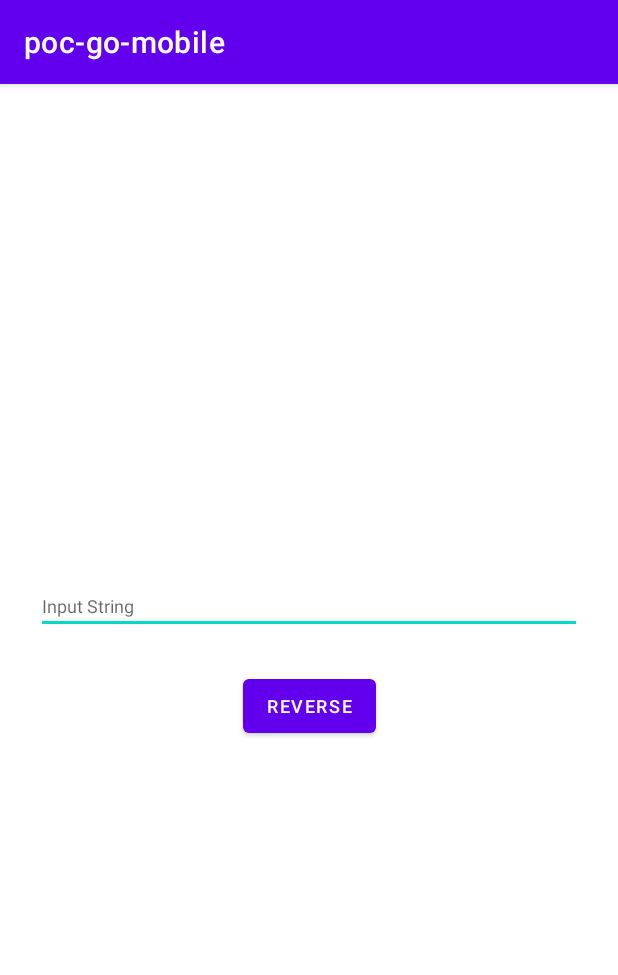
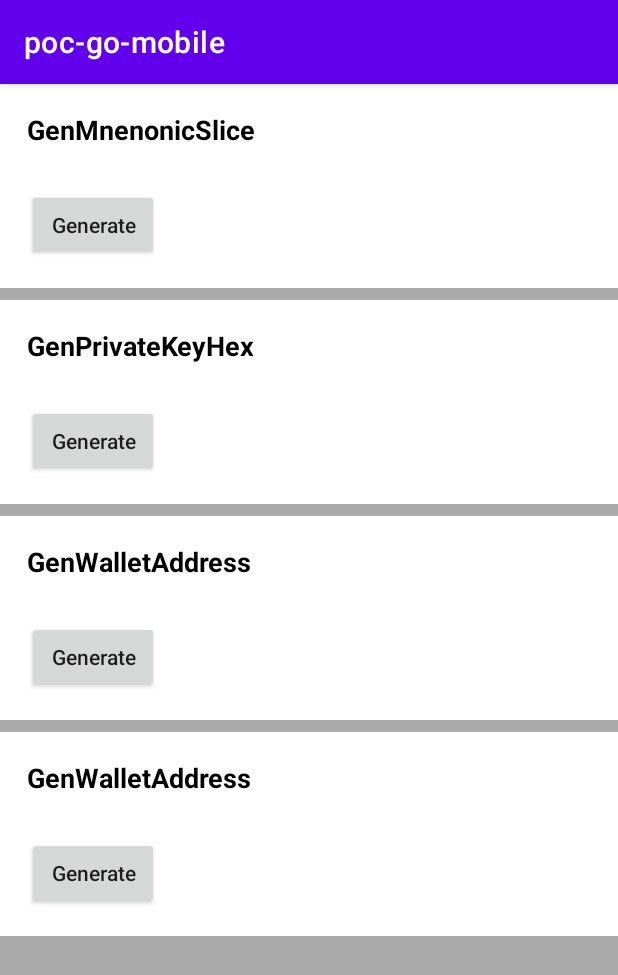
Before and after one commit to h2osolid/dw-poc-integrate-go-mobile, an Android app: the screen it shows after launch (MainActivity), on a phone screen of 412 x 824 dp. Shown: the top 975 px of the screen. Run offline under Robolectric (Android 15) with nearby library versions, the phone set to English and light mode, and no system bars.

Commit message:
POC: GoLib

```diff
--- a/app/src/main/AndroidManifest.xml
+++ b/app/src/main/AndroidManifest.xml
@@ -2,6 +2,8 @@
 <manifest xmlns:android="http://schemas.android.com/apk/res/android"
   xmlns:tools="http://schemas.android.com/tools"
   package="com.h2osolid.poc.gomobile">
+
+  <uses-permission android:name="android.permission.INTERNET" />
 
   <application
     android:allowBackup="true"
--- a/app/src/main/java/com/h2osolid/poc/gomobile/MainActivity.kt
+++ b/app/src/main/java/com/h2osolid/poc/gomobile/MainActivity.kt
@@ -1,25 +1,53 @@
 package com.h2osolid.poc.gomobile
 
+import android.os.Bundle
 import androidx.appcompat.app.AppCompatActivity
-import android.os.Bundle
-import com.google.android.material.button.MaterialButton
-import com.google.android.material.textfield.TextInputEditText
-import foo.Foo
+import androidx.appcompat.widget.AppCompatButton
+import androidx.appcompat.widget.AppCompatTextView
+import golib.Golib
 
 class MainActivity : AppCompatActivity() {
-    override fun onCreate(savedInstanceState: Bundle?) {
-        super.onCreate(savedInstanceState)
-        setContentView(R.layout.activity_main)
+  override fun onCreate(savedInstanceState: Bundle?) {
+    super.onCreate(savedInstanceState)
+    setContentView(R.layout.activity_main)
 
-        val textInput = findViewById<TextInputEditText>(R.id.editText)
-        val button = findViewById<MaterialButton>(R.id.button)
+    // Method 1
+    val tvMethod1 = findViewById<AppCompatTextView>(R.id.tvMethod1)
+    val btnMethod1 = findViewById<AppCompatButton>(R.id.btnMethod1)
 
-        button.setOnClickListener {
-            textInput.setText(
-                Foo.reverse(
-                    textInput.text.toString()
-                )
-            )
-        }
+    btnMethod1.setOnClickListener {
+      tvMethod1.text = Golib.genMnenonicSlice()
     }
+
+    // Method 2
+    val tvMethod2 = findViewById<AppCompatTextView>(R.id.tvMethod2)
+    val btnMethod2 = findViewById<AppCompatButton>(R.id.btnMethod2)
+
+    btnMethod2.setOnClickListener {
+      tvMethod2.text =
+        Golib.genPrivateKeyHex("test test test test test test test test test test test test test test test test test test test test test test test test")
+    }
+
+    // Method 3
+    val tvMethod3 = findViewById<AppCompatTextView>(R.id.tvMethod3)
+    val btnMethod3 = findViewById<AppCompatButton>(R.id.btnMethod3)
+
+    btnMethod3.setOnClickListener {
+      tvMethod3.text =
+        Golib.genWalletAddress("0x38af483e76d5d3f856fdb88251857c3bc57acbcc1be1844b638530ae63454633")
+    }
+
+    // Method 4
+    val tvMethod4 = findViewById<AppCompatTextView>(R.id.tvMethod4)
+    val btnMethod4 = findViewById<AppCompatButton>(R.id.btnMethod4)
+
+    btnMethod4.setOnClickListener {
+      tvMethod4.text = Golib.sendTransaction(
+        "https://blockchain-test.changewld.com",
+        "0x38af483e76d5d3f856fdb88251857c3bc57acbcc1be1844b638530ae63454633",
+        "0xFcebF7fA678b1464711e8dc3f1604dafB2a4e265",
+        "0xa9059cbb000000000000000000000000011c4f7024b060d5cb2398ab3f1c4e64a477f05600000000000000000000000000000000000000000000000000000000000007d0"
+      )
+    }
+  }
 }
--- a/app/src/main/res/layout/activity_main.xml
+++ b/app/src/main/res/layout/activity_main.xml
@@ -1,34 +1,154 @@
 <?xml version="1.0" encoding="utf-8"?>
-<androidx.constraintlayout.widget.ConstraintLayout xmlns:android="http://schemas.android.com/apk/res/android"
+<ScrollView xmlns:android="http://schemas.android.com/apk/res/android"
   xmlns:app="http://schemas.android.com/apk/res-auto"
   xmlns:tools="http://schemas.android.com/tools"
   android:layout_width="match_parent"
   android:layout_height="match_parent"
-  android:padding="24dp"
+  android:background="@android:color/darker_gray"
+  android:orientation="vertical"
   tools:context=".MainActivity">
 
-  <com.google.android.material.textfield.TextInputEditText
-    android:id="@+id/editText"
+
+  <androidx.appcompat.widget.LinearLayoutCompat
     android:layout_width="match_parent"
+    android:orientation="vertical"
+    android:layout_height="wrap_content">
+
+    <androidx.appcompat.widget.LinearLayoutCompat
+    android:layout_width="match_parent"
+    android:background="@color/white"
+    android:padding="18dp"
     android:layout_height="wrap_content"
-    android:hint="Input String"
-    android:textSize="12sp"
-    app:layout_constraintBottom_toTopOf="@+id/button"
-    app:layout_constraintTop_toTopOf="parent"
-    app:layout_constraintVertical_chainStyle="packed"
-    tools:ignore="HardcodedText" />
+    android:orientation="vertical">
 
-  <com.google.android.material.button.MaterialButton
-    android:id="@+id/button"
-    android:layout_width="wrap_content"
+    <androidx.appcompat.widget.AppCompatTextView
+      android:layout_width="wrap_content"
+      android:textSize="18dp"
+      android:layout_height="wrap_content"
+      android:textColor="@color/black"
+      android:text="GenMnenonicSlice"
+      android:textStyle="bold" />
+
+    <androidx.appcompat.widget.AppCompatTextView
+      android:id="@+id/tvMethod1"
+      android:textColor="@color/black"
+      android:layout_width="wrap_content"
+      android:layout_height="wrap_content"
+      android:layout_marginTop="4dp" />
+
+      <androidx.appcompat.widget.AppCompatButton
+        android:id="@+id/btnMethod1"
+        android:layout_width="wrap_content"
+        android:layout_height="wrap_content"
+        android:layout_marginTop="4dp"
+        android:text="Generate"
+        android:textAllCaps="false"
+        tools:ignore="HardcodedText" />
+
+  </androidx.appcompat.widget.LinearLayoutCompat>
+
+    <androidx.appcompat.widget.LinearLayoutCompat
+    android:layout_width="match_parent"
+    android:layout_marginTop="8dp"
+    android:background="@color/white"
+    android:padding="18dp"
     android:layout_height="wrap_content"
-    android:layout_marginTop="24dp"
-    android:text="Reverse"
-    android:textSize="12sp"
-    app:layout_constraintBottom_toBottomOf="parent"
-    app:layout_constraintEnd_toEndOf="parent"
-    app:layout_constraintStart_toStartOf="parent"
-    app:layout_constraintTop_toBottomOf="@+id/editText"
-    tools:ignore="HardcodedText" />
+    android:orientation="vertical">
 
-</androidx.constraintlayout.widget.ConstraintLayout>
+    <androidx.appcompat.widget.AppCompatTextView
+      android:layout_width="wrap_content"
+      android:textSize="18dp"
+      android:layout_height="wrap_content"
+      android:textColor="@color/black"
+      android:text="GenPrivateKeyHex"
+      android:textStyle="bold" />
+
+    <androidx.appcompat.widget.AppCompatTextView
+      android:id="@+id/tvMethod2"
+      android:layout_width="wrap_content"
+      android:layout_height="wrap_content"
+      android:textColor="@color/black"
+      android:layout_marginTop="4dp" />
+
+      <androidx.appcompat.widget.AppCompatButton
+        android:id="@+id/btnMethod2"
+        android:layout_width="wrap_content"
+        android:layout_height="wrap_content"
+        android:layout_marginTop="4dp"
+        android:text="Generate"
+        android:textAllCaps="false"
+        tools:ignore="HardcodedText" />
+
+  </androidx.appcompat.widget.LinearLayoutCompat>
+
+    <androidx.appcompat.widget.LinearLayoutCompat
+    android:layout_width="match_parent"
+    android:layout_marginTop="8dp"
+    android:background="@color/white"
+    android:padding="18dp"
+    android:layout_height="wrap_content"
+    android:orientation="vertical">
+
+    <androidx.appcompat.widget.AppCompatTextView
+      android:layout_width="wrap_content"
+      android:textSize="18dp"
+      android:layout_height="wrap_content"
+      android:textColor="@color/black"
+      android:text="GenWalletAddress"
+      android:textStyle="bold" />
+
+    <androidx.appcompat.widget.AppCompatTextView
+      android:id="@+id/tvMethod3"
+      android:layout_width="wrap_content"
+      android:layout_height="wrap_content"
+      android:textColor="@color/black"
+      android:layout_marginTop="4dp" />
+
+      <androidx.appcompat.widget.AppCompatButton
+        android:id="@+id/btnMethod3"
+        android:layout_width="wrap_content"
+        android:layout_height="wrap_content"
+        android:layout_marginTop="4dp"
+        android:text="Generate"
+        android:textAllCaps="false"
+        tools:ignore="HardcodedText" />
+
+  </androidx.appcompat.widget.LinearLayoutCompat>
+
+    <androidx.appcompat.widget.LinearLayoutCompat
+    android:layout_width="match_parent"
+    android:layout_marginTop="8dp"
+    android:background="@color/white"
+    android:padding="18dp"
+    android:layout_height="wrap_content"
+    android:orientation="vertical">
+
+    <androidx.appcompat.widget.AppCompatTextView
+      android:layout_width="wrap_content"
+      android:textSize="18dp"
+      android:layout_height="wrap_content"
+      android:textColor="@color/black"
+      android:text="GenWalletAddress"
+      android:textStyle="bold" />
+
+    <androidx.appcompat.widget.AppCompatTextView
+      android:id="@+id/tvMethod4"
+      android:layout_width="wrap_content"
+      android:layout_height="wrap_content"
+      android:textColor="@color/black"
+      android:layout_marginTop="4dp" />
+
+      <androidx.appcompat.widget.AppCompatButton
+        android:id="@+id/btnMethod4"
+        android:layout_width="wrap_content"
+        android:layout_height="wrap_content"
+        android:layout_marginTop="4dp"
+        android:text="Generate"
+        android:textAllCaps="false"
+        tools:ignore="HardcodedText" />
+
+  </androidx.appcompat.widget.LinearLayoutCompat>
+
+  </androidx.appcompat.widget.LinearLayoutCompat>
+
+</ScrollView>
--- a/go-module/build.gradle.kts
+++ b/go-module/build.gradle.kts
@@ -1,2 +1,2 @@
 configurations.maybeCreate("default")
-artifacts.add("default", file("foo.aar"))
+artifacts.add("default", file("golib.aar"))
```
Also changed, not shown: 1 other file.
